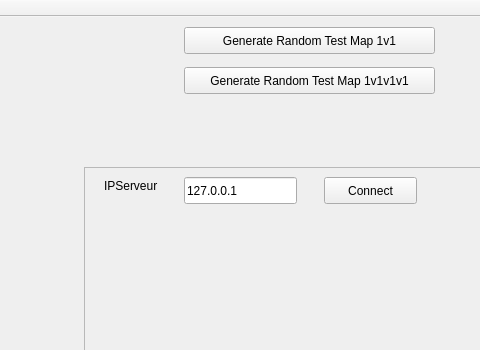
First picture: the form in clientmaingame.ui, repository samuellavoie90/cll-PlanetWarsClient, before the edit; both pictures show x 226 to 706 and y 0 to 350 of the 1200 by 1000 pixel window.
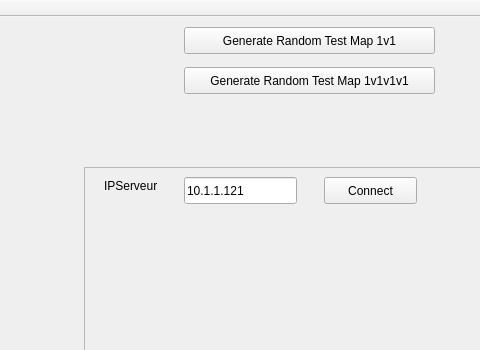
Second picture: the form after the edit.

```diff
--- a/clientmaingame.ui
+++ b/clientmaingame.ui
@@ -65,7 +65,7 @@
       </rect>
      </property>
      <property name="text">
-      <string>127.0.0.1</string>
+      <string>10.1.1.121</string>
      </property>
     </widget>
    </widget>
```
